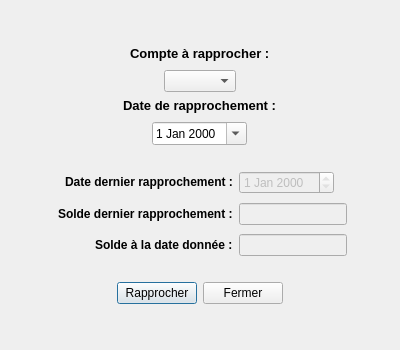
Before: the Qt Designer form gui/RapprochementCompteDialog.ui in hoxuanvinh1999/LO21_OOP, drawn with Qt 5.
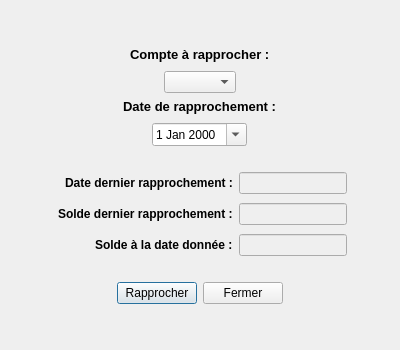
After: the same form once the commit is applied.

Commit message: Ajout du rapprochement

```diff
--- a/gui/RapprochementCompteDialog.ui
+++ b/gui/RapprochementCompteDialog.ui
@@ -130,22 +130,6 @@
        </property>
       </widget>
      </item>
-     <item row="0" column="1">
-      <widget class="QDateEdit" name="dateDernierRapprochement">
-       <property name="enabled">
-        <bool>false</bool>
-       </property>
-       <property name="sizePolicy">
-        <sizepolicy hsizetype="Fixed" vsizetype="Fixed">
-         <horstretch>0</horstretch>
-         <verstretch>0</verstretch>
-        </sizepolicy>
-       </property>
-       <property name="readOnly">
-        <bool>true</bool>
-       </property>
-      </widget>
-     </item>
      <item row="1" column="0">
       <widget class="QLabel" name="labelSoldeDernierRapprochement">
        <property name="text">
@@ -186,6 +170,19 @@
        </property>
       </widget>
      </item>
+     <item row="0" column="1">
+      <widget class="QLineEdit" name="dateDernierRapprochement">
+       <property name="enabled">
+        <bool>false</bool>
+       </property>
+       <property name="alignment">
+        <set>Qt::AlignRight|Qt::AlignTrailing|Qt::AlignVCenter</set>
+       </property>
+       <property name="readOnly">
+        <bool>true</bool>
+       </property>
+      </widget>
+     </item>
     </layout>
    </item>
    <item>
```
Left out of the diff: 2 changed lines with no effect on the pictures. The commit also changes 13 other files.
